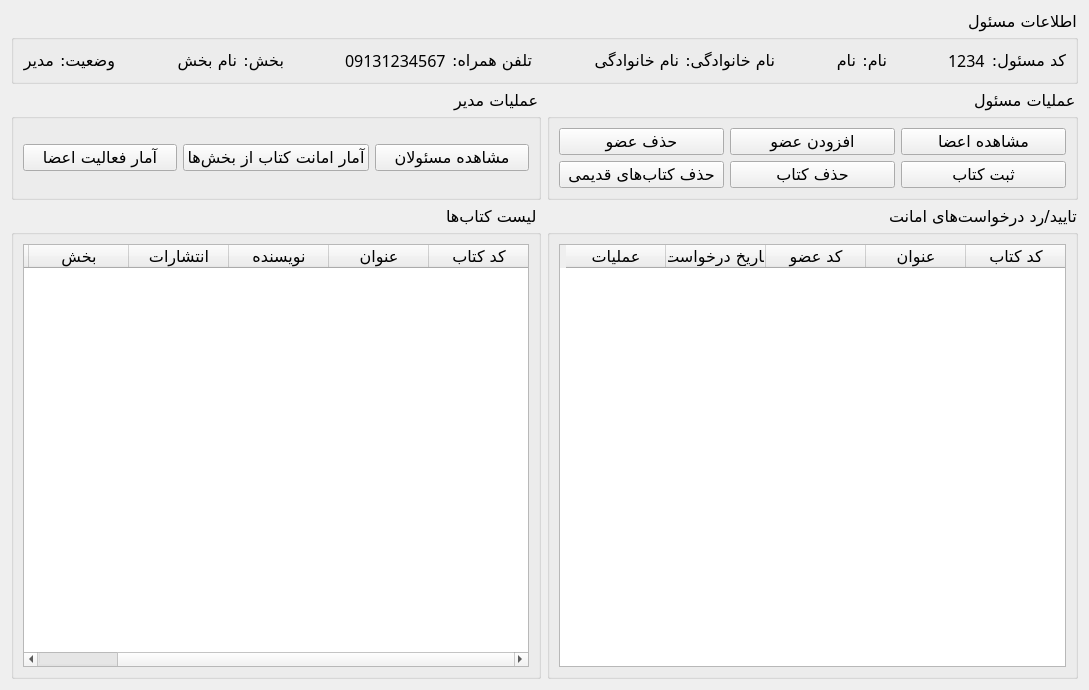
Above: EmployeeMainWindow.ui from Dandelion07/Library before the change. Below: the same form after it.
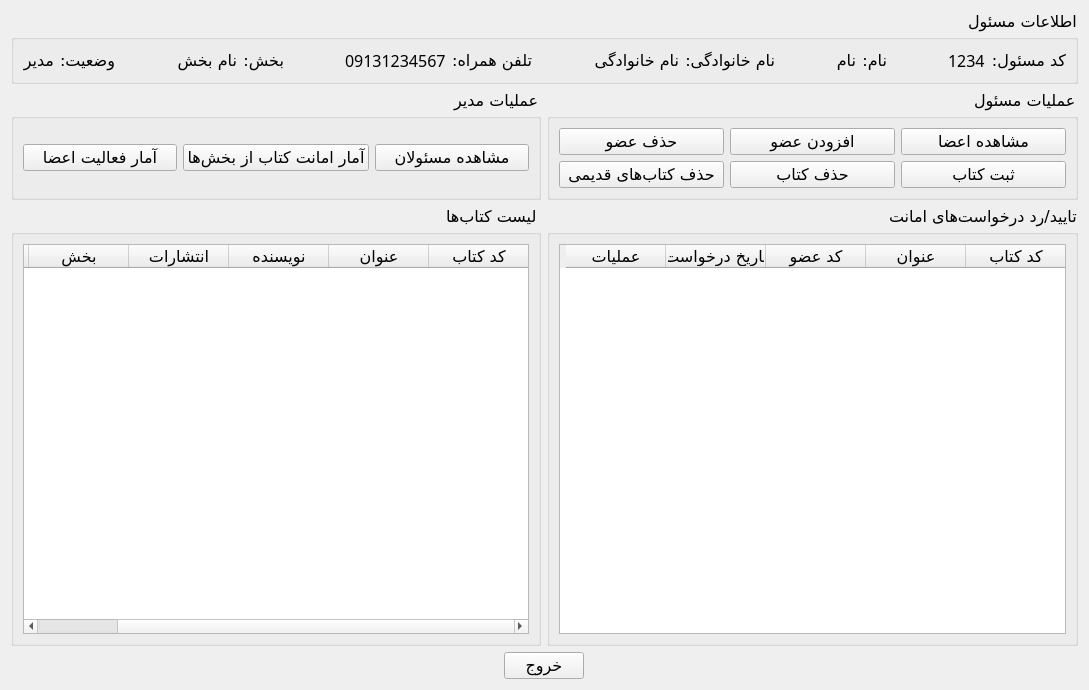
That is the form after the change.

Commit message: EmployeeMainWindow created

The edit to the form file:
```diff
--- a/EmployeeMainWindow.ui
+++ b/EmployeeMainWindow.ui
@@ -420,6 +420,46 @@
      </item>
     </layout>
    </item>
+   <item>
+    <layout class="QHBoxLayout" name="hlay_buttons">
+     <property name="spacing">
+      <number>20</number>
+     </property>
+     <item>
+      <spacer name="horizontalSpacer_6">
+       <property name="orientation">
+        <enum>Qt::Horizontal</enum>
+       </property>
+       <property name="sizeHint" stdset="0">
+        <size>
+         <width>40</width>
+         <height>20</height>
+        </size>
+       </property>
+      </spacer>
+     </item>
+     <item>
+      <widget class="QPushButton" name="btn_back">
+       <property name="text">
+        <string>خروج</string>
+       </property>
+      </widget>
+     </item>
+     <item>
+      <spacer name="horizontalSpacer_8">
+       <property name="orientation">
+        <enum>Qt::Horizontal</enum>
+       </property>
+       <property name="sizeHint" stdset="0">
+        <size>
+         <width>40</width>
+         <height>20</height>
+        </size>
+       </property>
+      </spacer>
+     </item>
+    </layout>
+   </item>
   </layout>
  </widget>
  <resources/>
```
Left out of the diff: 6 changed lines with no effect on the pictures. The commit also changes 12 other files.
